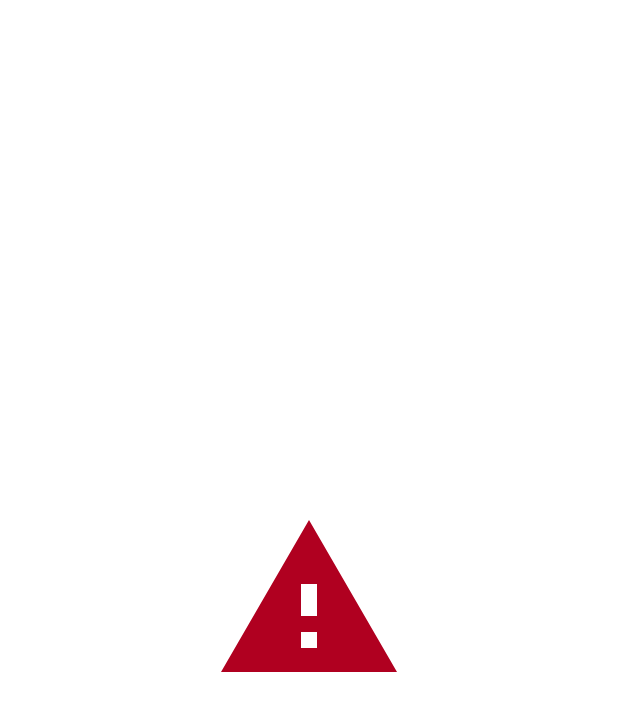
After one commit to dairoaguasb/MeliChallenge, an Android app built with Jetpack Compose: the composable ErrorMessage called with empty values, on a phone screen of 412 x 824 dp. The commit adds this screen. Shown: the top 711 px of the screen. Run offline under Robolectric (Android 15) with nearby library versions, the phone set to English and light mode, and no system bars.

Commit message:
Created ErrorMessage, LoadingIndicator and ProductState

```diff
--- /dev/null
+++ b/app/src/main/java/dairo/aguas/melichallenge/ui/common/ErrorMessage.kt
@@ -0,0 +1,47 @@
+package dairo.aguas.melichallenge.ui.common
+
+import androidx.compose.foundation.layout.Arrangement
+import androidx.compose.foundation.layout.Column
+import androidx.compose.foundation.layout.fillMaxSize
+import androidx.compose.foundation.layout.size
+import androidx.compose.material.Icon
+import androidx.compose.material.MaterialTheme
+import androidx.compose.material.Text
+import androidx.compose.material.icons.Icons
+import androidx.compose.material.icons.filled.Warning
+import androidx.compose.runtime.Composable
+import androidx.compose.ui.Alignment
+import androidx.compose.ui.Modifier
+import androidx.compose.ui.text.style.TextAlign
+import androidx.compose.ui.tooling.preview.Preview
+import androidx.compose.ui.unit.dp
+import dairo.aguas.melichallenge.ui.home.MeliChallengeScreen
+
+@Composable
+fun ErrorMessage(message: String) {
+    Column(
+        modifier = Modifier.fillMaxSize(),
+        verticalArrangement = Arrangement.Center,
+        horizontalAlignment = Alignment.CenterHorizontally
+    ) {
+        Icon(
+            imageVector = Icons.Default.Warning,
+            contentDescription = message,
+            modifier = Modifier.size(128.dp),
+            tint = MaterialTheme.colors.error
+        )
+        Text(
+            text = message,
+            textAlign = TextAlign.Center,
+            style = MaterialTheme.typography.h6
+        )
+    }
+}
+
+@Preview
+@Composable
+fun ErrorMessagePreview() {
+    MeliChallengeScreen {
+        ErrorMessage("Error message")
+    }
+}
```
Also changed, not shown: app/src/main/java/dairo/aguas/melichallenge/ui/common/LoadingIndicator.kt (added, +28 -0 lines), app/src/main/java/dairo/aguas/melichallenge/ui/product/ProductScreen.kt (+94 -2 lines), app/src/main/java/dairo/aguas/melichallenge/ui/state/ProductState.kt (added, +9 -0 lines), app/src/main/res/values/strings.xml (+8 -0 lines).
